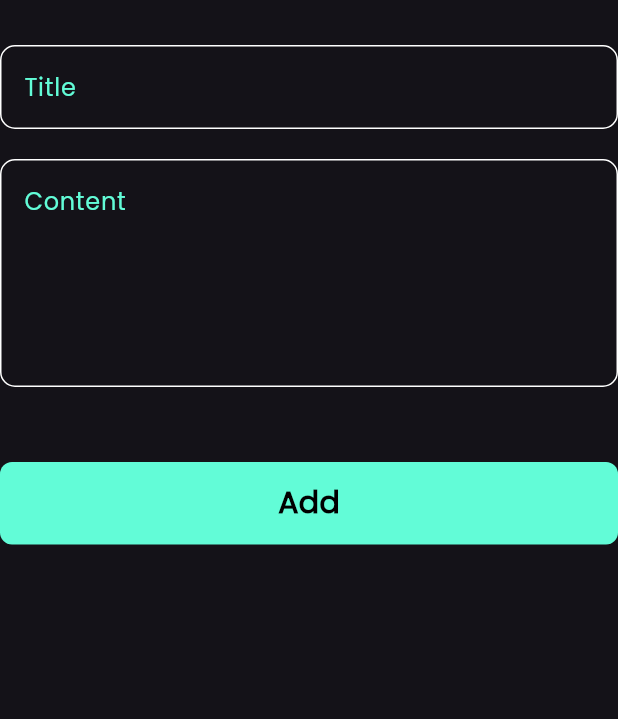
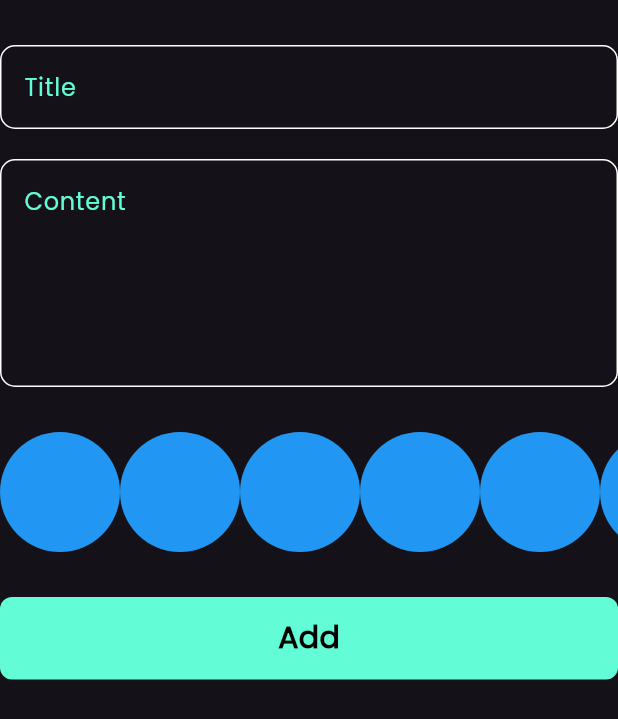
Before and after one commit to MohamedAssem-663/notes_app, a Flutter app: the AddNoteForm widget shown alone on an empty page, opened directly, on a phone screen of 412 x 824 dp. Shown: the top 719 px of the screen. Run offline on Flutter 3.47's test engine with Material 3 defaults, Android fonts, the phone set to English and light mode, and no system bars; our stand-ins replace flutter_bloc, font_awesome_flutter, hive, hive_flutter; accounts and stored records are empty.

Commit message:
create colors list view part 1

```diff
--- a/lib/widgets/add_note_form.dart
+++ b/lib/widgets/add_note_form.dart
@@ -3,6 +3,7 @@ import 'package:flutter_bloc/flutter_bloc.dart';
 import 'package:intl/intl.dart';
 import 'package:notes_app/cubits/add_note_cubit/add_note_cubit.dart';
 import 'package:notes_app/models/note_model.dart';
+import 'package:notes_app/widgets/colors_list_view.dart';
 import 'package:notes_app/widgets/custom_botton.dart';
 import 'package:notes_app/widgets/custom_text_field.dart';
 
@@ -46,7 +47,11 @@ class _AddNoteFormState extends State<AddNoteForm> {
             maxLines: 5,
           ),
           const SizedBox(
-            height: 50,
+            height: 30,
+          ),
+          const ClolrsListView(),
+          const SizedBox(
+            height: 30,
           ),
           BlocBuilder<AddNoteCubit, AddNoteState>(
             builder: (context, state) {
--- /dev/null
+++ b/lib/widgets/colors_list_view.dart
@@ -0,0 +1,31 @@
+import 'package:flutter/material.dart';
+
+class ColorItem extends StatelessWidget {
+  const ColorItem({super.key});
+
+  @override
+  Widget build(BuildContext context) {
+    return const CircleAvatar(
+      radius: 40,
+      backgroundColor: Colors.blue,
+    );
+  }
+}
+
+class ClolrsListView extends StatelessWidget {
+  const ClolrsListView({super.key});
+
+  @override
+  Widget build(BuildContext context) {
+    return SizedBox(
+      height: 40 * 2,
+      child: ListView.builder(
+        itemCount: 10,
+        scrollDirection: Axis.horizontal,
+        itemBuilder: (context, index) {
+          return const ColorItem();
+        },
+      ),
+    );
+  }
+}
```
